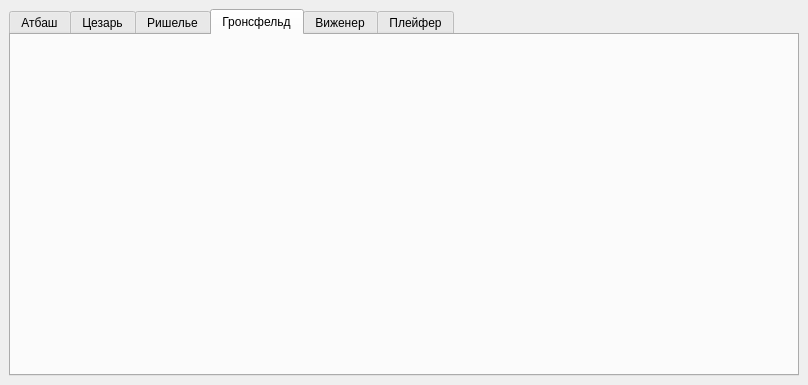
Before: the Qt Designer form mainwindow.ui in daniilbatalov/CMoDS, drawn with Qt 5.
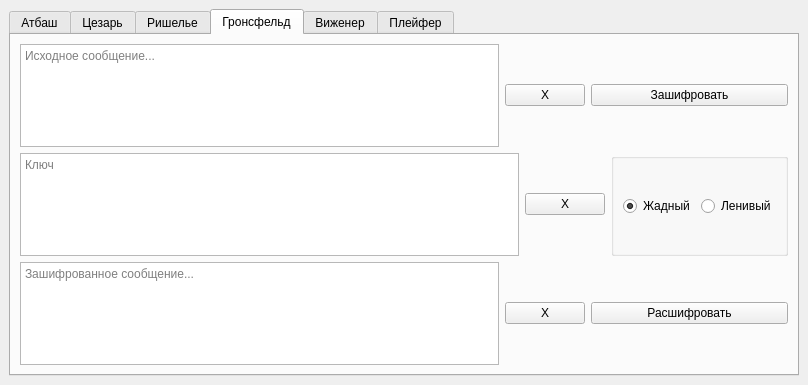
After: the same form once the commit is applied. The open tabs and pages were chosen to show the change.

Patch:
```diff
--- a/mainwindow.ui
+++ b/mainwindow.ui
@@ -443,6 +443,198 @@
        <attribute name="title">
         <string>Гронсфельд</string>
        </attribute>
+       <layout class="QGridLayout" name="gridLayout_7">
+        <item row="0" column="0">
+         <layout class="QHBoxLayout" name="gom_hl">
+          <item>
+           <widget class="QPlainTextEdit" name="gom_le">
+            <property name="minimumSize">
+             <size>
+              <width>476</width>
+              <height>0</height>
+             </size>
+            </property>
+            <property name="maximumSize">
+             <size>
+              <width>16777215</width>
+              <height>16777215</height>
+             </size>
+            </property>
+            <property name="placeholderText">
+             <string>Исходное сообщение...</string>
+            </property>
+           </widget>
+          </item>
+          <item>
+           <widget class="QPushButton" name="gom_ck">
+            <property name="sizePolicy">
+             <sizepolicy hsizetype="Maximum" vsizetype="Fixed">
+              <horstretch>0</horstretch>
+              <verstretch>0</verstretch>
+             </sizepolicy>
+            </property>
+            <property name="text">
+             <string>X</string>
+            </property>
+           </widget>
+          </item>
+          <item>
+           <widget class="QPushButton" name="gom_key">
+            <property name="sizePolicy">
+             <sizepolicy hsizetype="Maximum" vsizetype="Fixed">
+              <horstretch>0</horstretch>
+              <verstretch>0</verstretch>
+             </sizepolicy>
+            </property>
+            <property name="minimumSize">
+             <size>
+              <width>197</width>
+              <height>0</height>
+             </size>
+            </property>
+            <property name="text">
+             <string>Зашифровать</string>
+            </property>
+           </widget>
+          </item>
+         </layout>
+        </item>
+        <item row="1" column="0">
+         <layout class="QHBoxLayout" name="gk_hl">
+          <item>
+           <widget class="QPlainTextEdit" name="gk_le">
+            <property name="sizePolicy">
+             <sizepolicy hsizetype="Expanding" vsizetype="Expanding">
+              <horstretch>0</horstretch>
+              <verstretch>0</verstretch>
+             </sizepolicy>
+            </property>
+            <property name="minimumSize">
+             <size>
+              <width>476</width>
+              <height>0</height>
+             </size>
+            </property>
+            <property name="maximumSize">
+             <size>
+              <width>16777215</width>
+              <height>16777215</height>
+             </size>
+            </property>
+            <property name="placeholderText">
+             <string>Ключ</string>
+            </property>
+           </widget>
+          </item>
+          <item>
+           <widget class="QPushButton" name="gk_ck">
+            <property name="sizePolicy">
+             <sizepolicy hsizetype="Maximum" vsizetype="Fixed">
+              <horstretch>0</horstretch>
+              <verstretch>0</verstretch>
+             </sizepolicy>
+            </property>
+            <property name="minimumSize">
+             <size>
+              <width>39</width>
+              <height>0</height>
+             </size>
+            </property>
+            <property name="text">
+             <string>X</string>
+            </property>
+           </widget>
+          </item>
+          <item>
+           <widget class="QGroupBox" name="mode_gb_2">
+            <property name="sizePolicy">
+             <sizepolicy hsizetype="Preferred" vsizetype="Preferred">
+              <horstretch>0</horstretch>
+              <verstretch>0</verstretch>
+             </sizepolicy>
+            </property>
+            <property name="maximumSize">
+             <size>
+              <width>197</width>
+              <height>16777215</height>
+             </size>
+            </property>
+            <property name="title">
+             <string/>
+            </property>
+            <layout class="QHBoxLayout" name="horizontalLayout_3">
+             <item>
+              <widget class="QRadioButton" name="greedy_rb_g">
+               <property name="text">
+                <string>Жадный</string>
+               </property>
+               <property name="checked">
+                <bool>true</bool>
+               </property>
+              </widget>
+             </item>
+             <item>
+              <widget class="QRadioButton" name="lazy_rb_g">
+               <property name="text">
+                <string>Ленивый</string>
+               </property>
+              </widget>
+             </item>
+            </layout>
+           </widget>
+          </item>
+         </layout>
+        </item>
+        <item row="2" column="0">
+         <layout class="QHBoxLayout" name="gem_hl">
+          <item>
+           <widget class="QPlainTextEdit" name="gem_le">
+            <property name="maximumSize">
+             <size>
+              <width>16777215</width>
+              <height>16777215</height>
+             </size>
+            </property>
+            <property name="placeholderText">
+             <string>Зашифрованное сообщение...</string>
+            </property>
+           </widget>
+          </item>
+          <item>
+           <widget class="QPushButton" name="gem_ck">
+            <property name="sizePolicy">
+             <sizepolicy hsizetype="Maximum" vsizetype="Fixed">
+              <horstretch>0</horstretch>
+              <verstretch>0</verstretch>
+             </sizepolicy>
+            </property>
+            <property name="text">
+             <string>X</string>
+            </property>
+           </widget>
+          </item>
+          <item>
+           <widget class="QPushButton" name="gem_key">
+            <property name="sizePolicy">
+             <sizepolicy hsizetype="Maximum" vsizetype="Fixed">
+              <horstretch>0</horstretch>
+              <verstretch>0</verstretch>
+             </sizepolicy>
+            </property>
+            <property name="minimumSize">
+             <size>
+              <width>197</width>
+              <height>0</height>
+             </size>
+            </property>
+            <property name="text">
+             <string>Расшифровать</string>
+            </property>
+           </widget>
+          </item>
+         </layout>
+        </item>
+       </layout>
       </widget>
       <widget class="QWidget" name="vigenere">
        <attribute name="title">
```
Left out of the diff: 2 changed lines with no effect on the pictures.
